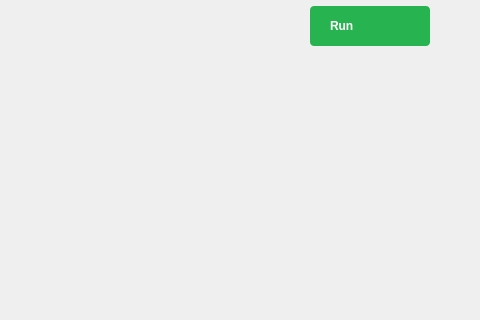
analogdevicesinc/scopy, file plugins/m2k/ui/digitalio.ui: the form before one commit; both pictures show x 379 to 859 and y 0 to 320 of the 859 by 500 pixel window.
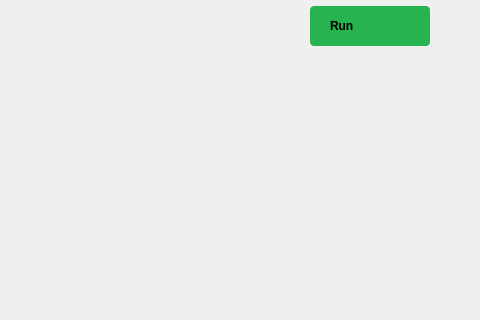
The form after the commit. Icons and pictures are not drawn. Custom widgets are drawn as their Qt base class.

```diff
--- a/plugins/m2k/ui/digitalio.ui
+++ b/plugins/m2k/ui/digitalio.ui
@@ -119,7 +119,6 @@
   height: 40px;
   border-radius: 4px;
   background-color: #27b34f;
-  color: white;
   
   font-weight: bold;
   text-align: left;
```
